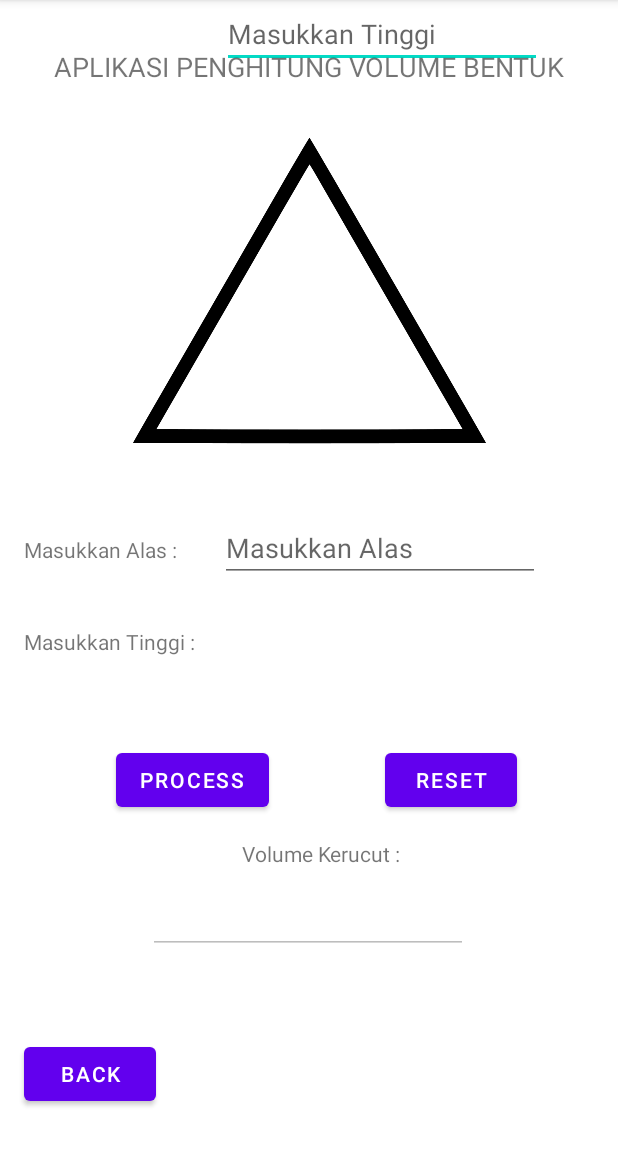
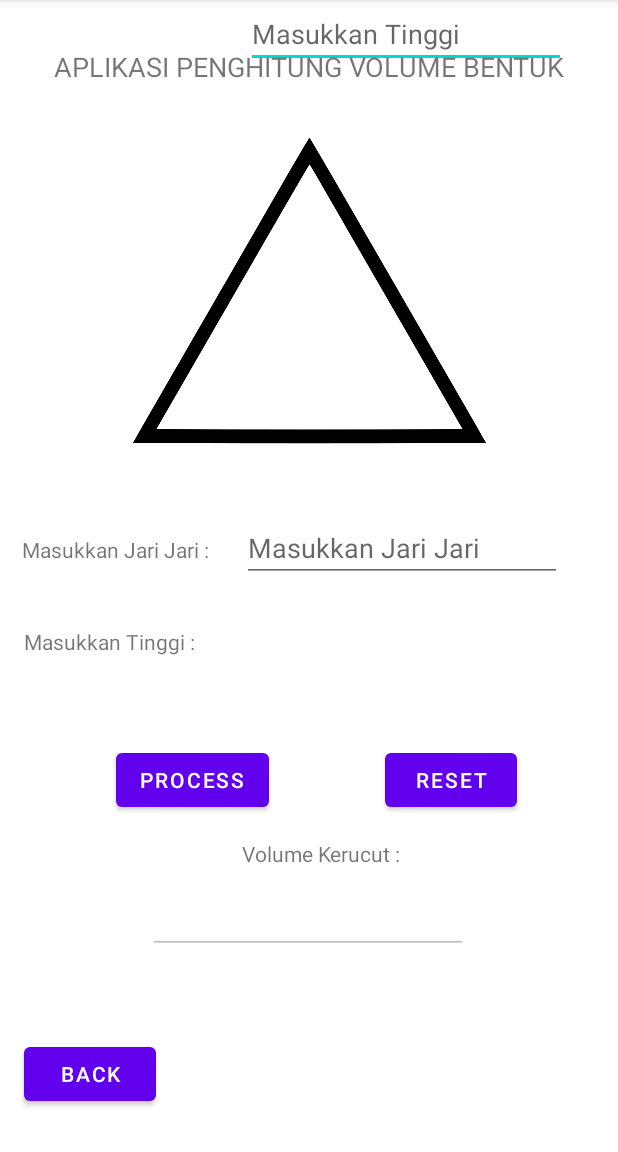
Before and after one commit to michaelh17/ShapeVolume, an Android app: the SegitigaPage screen opened directly, with no data from a screen before it, after a tap on "PROCESS", on a phone screen of 412 x 824 dp, the part 84-1236 px from its top. Run offline under Robolectric (Android 15) with nearby library versions, the phone set to English and light mode, and no system bars.

Commit message:
change alas to jari jari

```diff
--- a/app/src/main/java/com/mobile/example/aplikasipenghitungbentuk/SegitigaPage.java
+++ b/app/src/main/java/com/mobile/example/aplikasipenghitungbentuk/SegitigaPage.java
@@ -8,7 +8,7 @@ import android.widget.EditText;
 import android.widget.Toast;
 
 public class SegitigaPage extends AppCompatActivity {
-    EditText  alas,tinggi,result;
+    EditText  jarijari,tinggi,result;
     Button  processButton,resetButton, backButton;
 
     @Override
@@ -16,7 +16,7 @@ public class SegitigaPage extends AppCompatActivity {
         super.onCreate(savedInstanceState);
         setContentView(R.layout.activity_segitiga_page);
 
-        alas = findViewById(R.id.alas);
+        jarijari = findViewById(R.id.jarijari);
         tinggi = findViewById(R.id.tinggi);
         processButton = findViewById(R.id.processButton);
         result = findViewById(R.id.result);
@@ -27,12 +27,12 @@ public class SegitigaPage extends AppCompatActivity {
 
 
         processButton.setOnClickListener(view-> {
-            if (alas.length() == 0 && tinggi.length() == 0){
-                Toast.makeText(getApplication(), "Alas & Tinggi Belum Diisi!!" , Toast.LENGTH_LONG).show();
+            if (jarijari.length() == 0 && tinggi.length() == 0){
+                Toast.makeText(getApplication(), "Jari Jari & Tinggi Belum Diisi!!" , Toast.LENGTH_LONG).show();
             }
 
-            if (alas.length() == 0){
-                Toast.makeText(getApplication(), "Alas Belum Diisi!!" , Toast.LENGTH_LONG).show();
+            if (jarijari.length() == 0){
+                Toast.makeText(getApplication(), "Jari Jari Belum Diisi!!" , Toast.LENGTH_LONG).show();
             }
 
             if (tinggi.length() == 0){
@@ -40,18 +40,18 @@ public class SegitigaPage extends AppCompatActivity {
             }
 
             else{
-                String alas1 = alas.getText().toString();
+                String jarijari1 = jarijari.getText().toString();
                 String tinggi1 = tinggi.getText().toString();
-                Integer alasSegitiga = Integer.parseInt(alas1);
+                Integer alasSegitiga = Integer.parseInt(jarijari);
                 Integer tinggiSegitiga = Integer.parseInt(tinggi1);
-                Integer hasil = VolumeSegitiga(alasSegitiga,tinggiSegitiga);
+                float hasil = VolumeKerucut(alasSegitiga,tinggiSegitiga);
                 result.setText(String.valueOf(hasil));
             }
         });
 
 
         resetButton.setOnClickListener(view-> {
-            alas.getText().clear();
+            jarijari.getText().clear();
             tinggi.getText().clear();
             result.getText().clear();
         });
@@ -63,8 +63,8 @@ public class SegitigaPage extends AppCompatActivity {
         });
 
     }
-    private Integer VolumeSegitiga(Integer a , Integer t){
-        return 1/2 * a * t;
+    private float VolumeKerucut(Integer r , Integer t){
+        return 1/3 * 3.14 * r * r * t ;
 
 
     }
--- a/app/src/main/res/layout/activity_segitiga_page.xml
+++ b/app/src/main/res/layout/activity_segitiga_page.xml
@@ -27,9 +27,9 @@
         android:hint="Masukkan Tinggi"
         android:inputType="number"
         app:layout_constraintEnd_toEndOf="parent"
-        app:layout_constraintHorizontal_bias="0.22"
+        app:layout_constraintHorizontal_bias="0.47"
         app:layout_constraintStart_toEndOf="@+id/textView4"
-        tools:layout_editor_absoluteY="400dp" />
+        tools:layout_editor_absoluteY="399dp" />
 
     <TextView
         android:id="@+id/textView"
@@ -43,12 +43,12 @@
         app:layout_constraintTop_toTopOf="parent" />
 
     <EditText
-        android:id="@+id/alas"
+        android:id="@+id/jarijari"
         android:layout_width="wrap_content"
         android:layout_height="wrap_content"
         android:layout_marginTop="24dp"
         android:ems="10"
-        android:hint="Masukkan Alas"
+        android:hint="Masukkan Jari Jari"
         android:inputType="number"
         app:layout_constraintEnd_toEndOf="parent"
         app:layout_constraintHorizontal_bias="0.329"
@@ -105,7 +105,7 @@
         android:layout_width="wrap_content"
         android:layout_height="wrap_content"
         android:layout_marginTop="36dp"
-        android:text="Masukkan Alas : "
+        android:text="Masukkan Jari Jari : "
         app:layout_constraintBottom_toTopOf="@+id/textView4"
         app:layout_constraintEnd_toEndOf="parent"
         app:layout_constraintHorizontal_bias="0.052"
```
